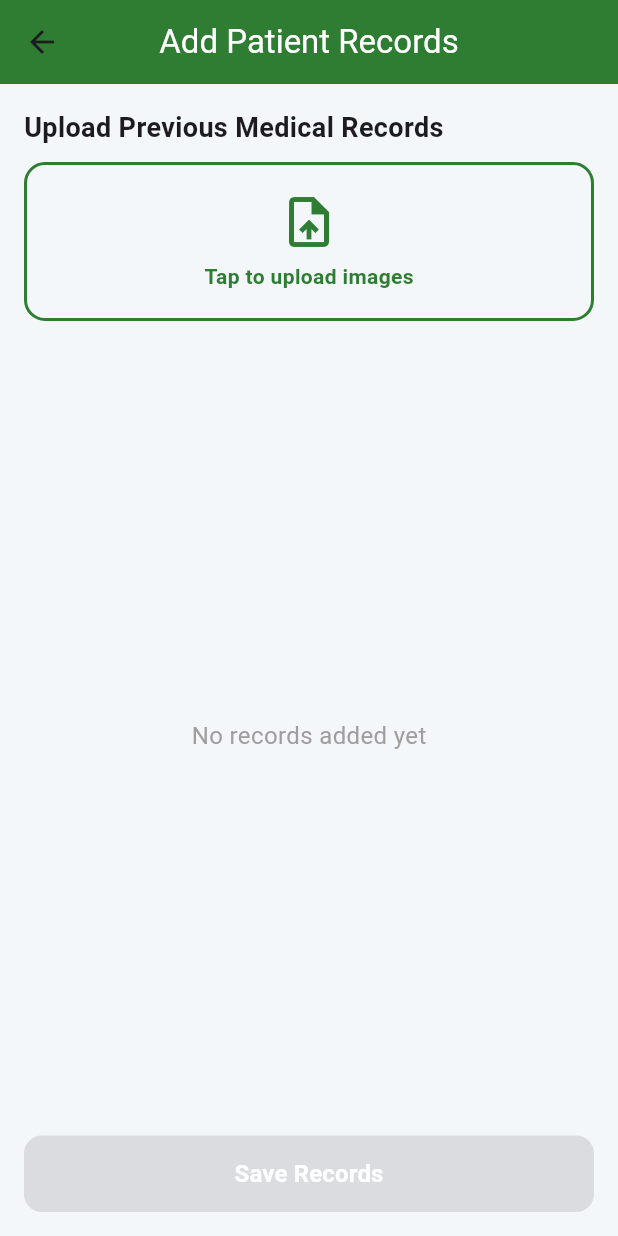
After one commit to afra-mujeeb/RenalGuide-flutter, a Flutter app: the AddPatientRecordsPage screen opened directly, on a phone screen of 412 x 824 dp. The commit adds this screen. Run offline on Flutter 3.47's test engine with Material 3 defaults, Android fonts, the light colour scheme and no system bars; our stand-ins replace dio, image_picker.

Commit message:
14-12-2025

```diff
--- /dev/null
+++ b/renalguide/lib/Caretaker/AddPatientRecords.dart
@@ -0,0 +1,175 @@
+import 'dart:io';
+import 'package:flutter/material.dart';
+import 'package:image_picker/image_picker.dart';
+
+class AddPatientRecordsPage extends StatefulWidget {
+  const AddPatientRecordsPage({super.key});
+
+  @override
+  State<AddPatientRecordsPage> createState() => _AddPatientRecordsPageState();
+}
+
+class _AddPatientRecordsPageState extends State<AddPatientRecordsPage> {
+  final ImagePicker _picker = ImagePicker();
+  List<File> selectedImages = [];
+
+  // PICK MULTIPLE IMAGES
+  Future<void> pickImages() async {
+    final List<XFile>? images = await _picker.pickMultiImage();
+
+    if (images != null && images.isNotEmpty) {
+      setState(() {
+        selectedImages.addAll(images.map((e) => File(e.path)));
+      });
+    }
+  }
+
+  @override
+  Widget build(BuildContext context) {
+    return Scaffold(
+      backgroundColor: const Color(0xFFF4F7F9),
+      appBar: AppBar(
+        backgroundColor: const Color(0xFF2E7D32),
+        title: const Text(
+          "Add Patient Records",
+          style: TextStyle(color: Colors.white),
+        ),
+        centerTitle: true,
+      ),
+
+      body: Padding(
+        padding: const EdgeInsets.all(16),
+        child: Column(
+          crossAxisAlignment: CrossAxisAlignment.start,
+          children: [
+
+            const Text(
+              "Upload Previous Medical Records",
+              style: TextStyle(fontSize: 18, fontWeight: FontWeight.bold),
+            ),
+            const SizedBox(height: 10),
+
+            // UPLOAD BUTTON
+            GestureDetector(
+              onTap: pickImages,
+              child: Container(
+                width: double.infinity,
+                padding: const EdgeInsets.symmetric(vertical: 18),
+                decoration: BoxDecoration(
+                  borderRadius: BorderRadius.circular(14),
+                  border: Border.all(
+                    color: const Color(0xFF2E7D32),
+                    width: 2,
+                  ),
+                ),
+                child: Column(
+                  children: const [
+                    Icon(Icons.upload_file,
+                        size: 40, color: Color(0xFF2E7D32)),
+                    SizedBox(height: 6),
+                    Text(
+                      "Tap to upload images",
+                      style: TextStyle(
+                        color: Color(0xFF2E7D32),
+                        fontWeight: FontWeight.bold,
+                      ),
+                    ),
+                  ],
+                ),
+              ),
+            ),
+
+            const SizedBox(height: 20),
+
+            // IMAGE PREVIEW GRID
+            Expanded(
+              child: selectedImages.isEmpty
+                  ? const Center(
+                      child: Text(
+                        "No records added yet",
+                        style: TextStyle(fontSize: 16, color: Colors.grey),
+                      ),
+                    )
+                  : GridView.builder(
+                      itemCount: selectedImages.length,
+                      gridDelegate:
+                          const SliverGridDelegateWithFixedCrossAxisCount(
+                        crossAxisCount: 3,
+                        crossAxisSpacing: 10,
+                        mainAxisSpacing: 10,
+                      ),
+                      itemBuilder: (context, index) {
+                        return Stack(
+                          children: [
+                            Container(
+                              decoration: BoxDecoration(
+                                borderRadius: BorderRadius.circular(12),
+                                image: DecorationImage(
+                                  image: FileImage(selectedImages[index]),
+                                  fit: BoxFit.cover,
+                                ),
+                              ),
+                            ),
+
+                            // REMOVE IMAGE
+                            Positioned(
+                              top: 6,
+                              right: 6,
+                              child: GestureDetector(
+                                onTap: () {
+                                  setState(() {
+                                    selectedImages.removeAt(index);
+                                  });
+                                },
+                                child: const CircleAvatar(
+                                  radius: 12,
+                                  backgroundColor: Colors.red,
+                                  child: Icon(Icons.close,
+                                      size: 14, color: Colors.white),
+                                ),
+                              ),
+                            ),
+                          ],
+                        );
+                      },
+                    ),
+            ),
+
+            const SizedBox(height: 10),
+
+            // SAVE BUTTON
+            SizedBox(
+              width: double.infinity,
+              child: ElevatedButton(
+                style: ElevatedButton.styleFrom(
+                  backgroundColor: const Color(0xFF2E7D32),
+                  padding: const EdgeInsets.symmetric(vertical: 14),
+                  shape: RoundedRectangleBorder(
+                    borderRadius: BorderRadius.circular(12),
+                  ),
+                ),
+                onPressed: selectedImages.isEmpty
+                    ? null
+                    : () {
+                        // 🔜 CONNECT API HERE
+                        ScaffoldMessenger.of(context).showSnackBar(
+                          const SnackBar(
+                            content: Text("Records saved successfully"),
+                          ),
+                        );
+                      },
+                child: const Text(
+                  "Save Records",
+                  style: TextStyle(
+                      color: Colors.white,
+                      fontSize: 16,
+                      fontWeight: FontWeight.bold),
+                ),
+              ),
+            ),
+          ],
+        ),
+      ),
+    );
+  }
+}
--- a/renalguide/lib/Caretaker/Viewslots.dart
+++ b/renalguide/lib/Caretaker/Viewslots.dart
@@ -402,7 +402,7 @@ class _BookingPageState extends State<BookingPage> {
                                 isBooked ? "Booked" : time,
                                 style: TextStyle(
                                   color:
-                                      isBooked ? Colors.white : Colors.black,
+                                      isBooked ? const Color.fromARGB(255, 49, 47, 47) : Colors.black,
                                 ),
                               ),
                               selected: selectedTime == time,
--- a/renalguide/lib/main.dart
+++ b/renalguide/lib/main.dart
@@ -1,5 +1,6 @@
 import 'package:flutter/material.dart';
 import 'package:renalguide/Caretaker/AddPatient.dart';
+import 'package:renalguide/Caretaker/AddPatientrecords.dart';
 import 'package:renalguide/Caretaker/Bookinghistory.dart';
 import 'package:renalguide/Caretaker/Caretakerhome.dart';
 import 'package:renalguide/Caretaker/Chatwithdoctor.dart';
@@ -19,6 +20,7 @@
 import 'package:renalguide/Staff/parameter_form.dart';
 import 'package:renalguide/Staff/registerstaff.dart';
 import 'package:renalguide/Staff/viewallpatients.dart';
+
 
 void main() {
   runApp(const MyApp());
--- a/renalguide/pubspec.yaml
+++ b/renalguide/pubspec.yaml
@@ -36,6 +36,9 @@ dependencies:
   cupertino_icons: ^1.0.8
   intl: ^0.20.2
   dio: ^5.9.0
+  image_picker: ^1.0.7
+
+
 
 dev_dependencies:
   flutter_test:
```
Also changed, not shown: renalguide/lib/Caretaker/Caretakerhome.dart (+16 -0 lines), renalguide/lib/Caretaker/Doctorbooking.dart (+175 -77 lines), renalguide/lib/Caretaker/Viewslothistory.dart (added, +118 -0 lines), renalguide/pubspec.lock, 5 other files.
